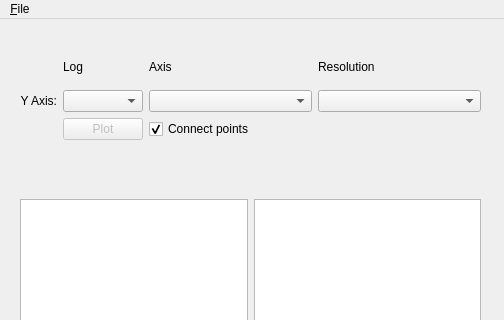
Old version of the form oldtimer.ui in the repository sesotek/oldtimer; both pictures show x 0 to 504 and y 0 to 320 of the 504 by 570 pixel window.
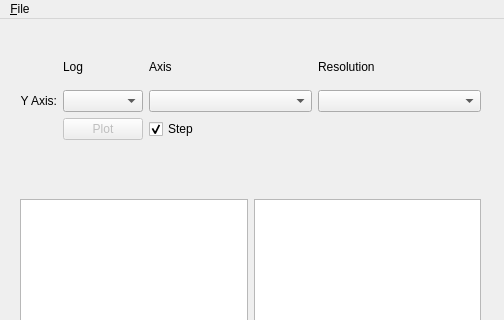
New version of the form.

Commit message: Substeps xticks are rung numbers. Added Step plot.

What changed in the file:
```diff
--- a/oldtimer.ui
+++ b/oldtimer.ui
@@ -145,7 +145,7 @@
      <item row="2" column="2">
       <widget class="QCheckBox" name="checkBoxConnect">
        <property name="text">
-        <string>Connect points</string>
+        <string>Step</string>
        </property>
        <property name="checked">
         <bool>true</bool>
```
Left out of the diff: 2 changed lines with no effect on the pictures. The commit also changes 2 other files.
